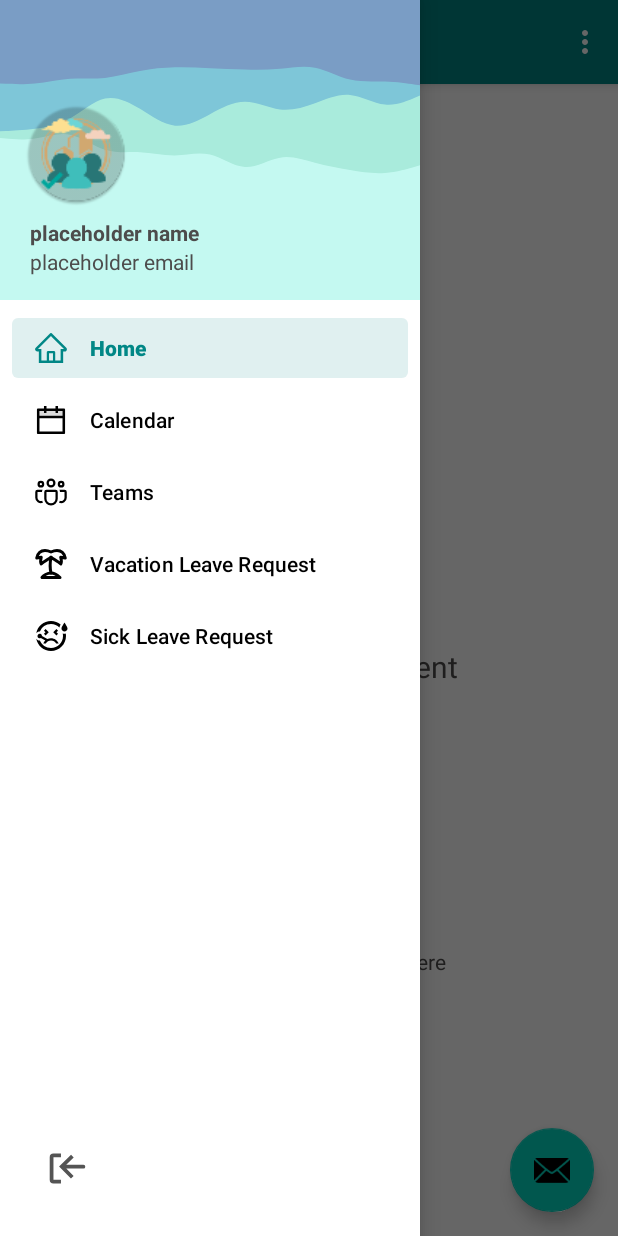
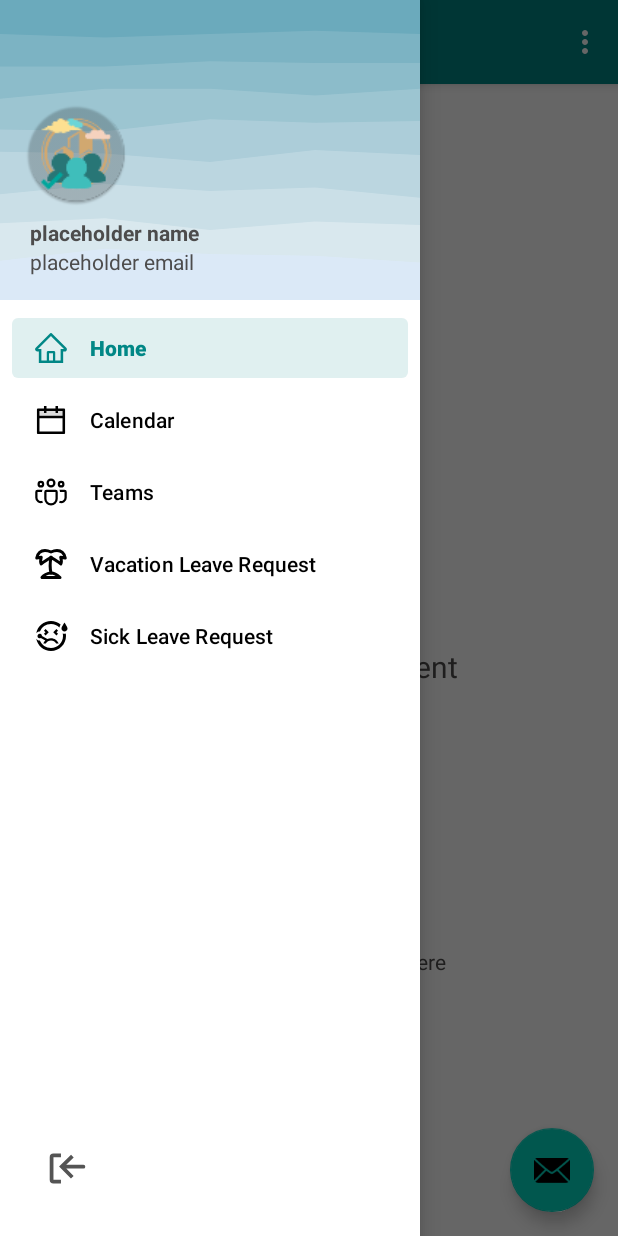
Before and after one commit to emmGuides/HRIS, an Android app: the HomeScreen screen opened directly, with no data from a screen before it, with the side drawer open, on a phone screen of 412 x 824 dp. Run offline under Robolectric (Android 15) with nearby library versions, the phone set to English and light mode, and no system bars; our stand-ins replace Firebase (no records; nobody signed in at launch, a user with empty details on screens opened directly), navigation-ui.

Commit message:
Navbar UI update

```diff
--- /dev/null
+++ b/app/src/main/res/drawable-night-hdpi/aaa_peak.xml
@@ -0,0 +1,18 @@
+<vector xmlns:android="http://schemas.android.com/apk/res/android"
+    android:width="900dp"
+    android:height="176dp"
+    android:viewportWidth="900"
+    android:viewportHeight="176">
+  <path
+      android:pathData="M0,0h900v176h-900z"
+      android:fillColor="#3d403f"/>
+  <path
+      android:pathData="M0,71L12.5,72C25,73 50,75 75,79.5C100,84 125,91 150,91.8C175,92.7 200,87.3 225,84.3C250,81.3 275,80.7 300,83.7C325,86.7 350,93.3 375,94.7C400,96 425,92 450,92C475,92 500,96 525,98.3C550,100.7 575,101.3 600,97.5C625,93.7 650,85.3 675,85.7C700,86 725,95 750,97.3C775,99.7 800,95.3 825,92.8C850,90.3 875,89.7 887.5,89.3L900,89L900,0L887.5,0C875,0 850,0 825,0C800,0 775,0 750,0C725,0 700,0 675,0C650,0 625,0 600,0C575,0 550,0 525,0C500,0 475,0 450,0C425,0 400,0 375,0C350,0 325,0 300,0C275,0 250,0 225,0C200,0 175,0 150,0C125,0 100,0 75,0C50,0 25,0 12.5,0L0,0Z"
+      android:fillColor="#465052"/>
+  <path
+      android:pathData="M0,59L12.5,58.2C25,57.3 50,55.7 75,56.2C100,56.7 125,59.3 150,60.5C175,61.7 200,61.3 225,62.2C250,63 275,65 300,67.7C325,70.3 350,73.7 375,74.5C400,75.3 425,73.7 450,71.5C475,69.3 500,66.7 525,63.7C550,60.7 575,57.3 600,55.3C625,53.3 650,52.7 675,52.5C700,52.3 725,52.7 750,56.2C775,59.7 800,66.3 825,68.5C850,70.7 875,68.3 887.5,67.2L900,66L900,0L887.5,0C875,0 850,0 825,0C800,0 775,0 750,0C725,0 700,0 675,0C650,0 625,0 600,0C575,0 550,0 525,0C500,0 475,0 450,0C425,0 400,0 375,0C350,0 325,0 300,0C275,0 250,0 225,0C200,0 175,0 150,0C125,0 100,0 75,0C50,0 25,0 12.5,0L0,0Z"
+      android:fillColor="#4a5d68"/>
+  <path
+      android:pathData="M0,48L12.5,46C25,44 50,40 75,38.3C100,36.7 125,37.3 150,38.5C175,39.7 200,41.3 225,42.3C250,43.3 275,43.7 300,44.7C325,45.7 350,47.3 375,45.8C400,44.3 425,39.7 450,39.5C475,39.3 500,43.7 525,44.8C550,46 575,44 600,43.2C625,42.3 650,42.7 675,43.3C700,44 725,45 750,44.3C775,43.7 800,41.3 825,39.7C850,38 875,37 887.5,36.5L900,36L900,0L887.5,0C875,0 850,0 825,0C800,0 775,0 750,0C725,0 700,0 675,0C650,0 625,0 600,0C575,0 550,0 525,0C500,0 475,0 450,0C425,0 400,0 375,0C350,0 325,0 300,0C275,0 250,0 225,0C200,0 175,0 150,0C125,0 100,0 75,0C50,0 25,0 12.5,0L0,0Z"
+      android:fillColor="#566980"/>
+</vector>
--- /dev/null
+++ b/app/src/main/res/drawable-notnight-hdpi/aaa_peak.xml
@@ -0,0 +1,33 @@
+<vector xmlns:android="http://schemas.android.com/apk/res/android"
+    android:width="900dp"
+    android:height="176dp"
+    android:viewportWidth="900"
+    android:viewportHeight="176">
+  <path
+      android:pathData="M0,0h900v176h-900z"
+      android:fillColor="#dbe9f7"/>
+  <path
+      android:pathData="M0,153L225,146L450,149L675,150L900,154L900,0L675,0L450,0L225,0L0,0Z"
+      android:fillColor="#d9e8ee"/>
+  <path
+      android:pathData="M0,131L225,128L450,135L675,130L900,132L900,0L675,0L450,0L225,0L0,0Z"
+      android:fillColor="#cadfe7"/>
+  <path
+      android:pathData="M0,114L225,108L450,112L675,110L900,116L900,0L675,0L450,0L225,0L0,0Z"
+      android:fillColor="#bbd6e0"/>
+  <path
+      android:pathData="M0,89L225,90L450,95L675,88L900,91L900,0L675,0L450,0L225,0L0,0Z"
+      android:fillColor="#accdd9"/>
+  <path
+      android:pathData="M0,76L225,77L450,70L675,72L900,71L900,0L675,0L450,0L225,0L0,0Z"
+      android:fillColor="#9cc5d1"/>
+  <path
+      android:pathData="M0,58L225,52L450,52L675,56L900,52L900,0L675,0L450,0L225,0L0,0Z"
+      android:fillColor="#8cbcca"/>
+  <path
+      android:pathData="M0,39L225,39L450,36L675,37L900,37L900,0L675,0L450,0L225,0L0,0Z"
+      android:fillColor="#7cb3c3"/>
+  <path
+      android:pathData="M0,20L225,22L450,20L675,18L900,20L900,0L675,0L450,0L225,0L0,0Z"
+      android:fillColor="#6baabc"/>
+</vector>
--- a/app/src/main/res/layout/nav_header_home_screen.xml
+++ b/app/src/main/res/layout/nav_header_home_screen.xml
@@ -3,7 +3,7 @@
     xmlns:app="http://schemas.android.com/apk/res-auto"
     android:layout_width="match_parent"
     android:layout_height="200dp"
-    android:background="@drawable/aaa_waves_v12"
+    android:background="@drawable/aaa_peak"
     android:gravity="bottom"
     android:orientation="vertical"
     android:paddingLeft="@dimen/activity_horizontal_margin"
```
Also changed, not shown: 1 other file.
